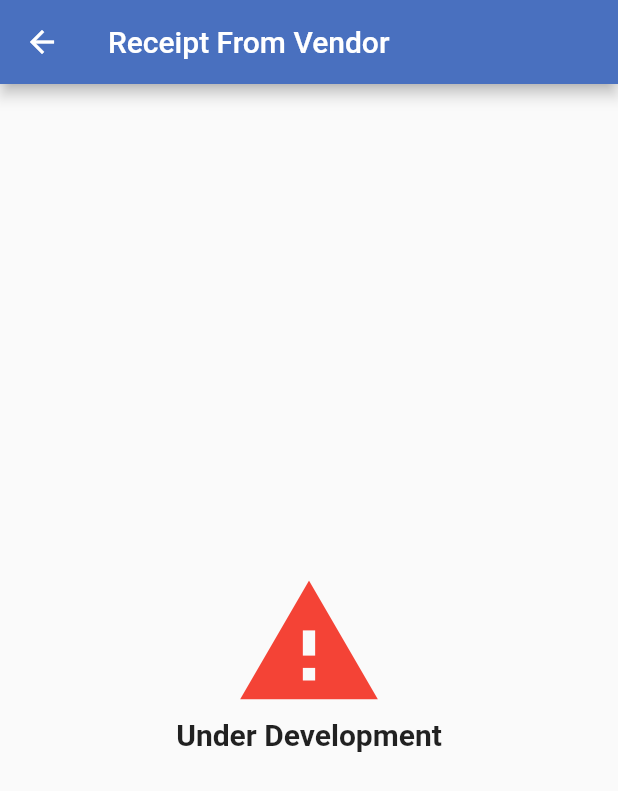
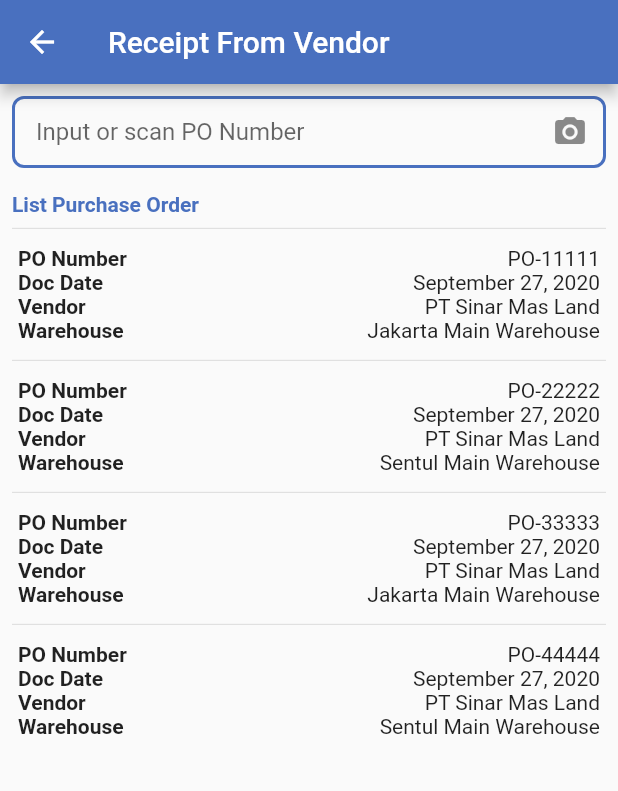
Before and after one commit to andrianprabowo/msi_app, a Flutter app: the ReceiptVendorScreen screen opened by its route, on a phone screen of 412 x 824 dp. Shown: the top 791 px of the screen. Run offline on Flutter 3.47's test engine with Material 2 defaults, Android fonts, the phone set to English and light mode, and no system bars.

Commit message:
create receipt vendor

```diff
--- /dev/null
+++ b/lib/models/purchase_order.dart
@@ -0,0 +1,77 @@
+import 'dart:convert';
+
+class PurchaseOrder {
+  final String poNumber;
+  final DateTime docDate;
+  final String vendor;
+  final String warehouse;
+  PurchaseOrder({
+    this.poNumber,
+    this.docDate,
+    this.vendor,
+    this.warehouse,
+  });
+
+  PurchaseOrder copyWith({
+    String poNumber,
+    DateTime docDate,
+    String vendor,
+    String warehouse,
+  }) {
+    return PurchaseOrder(
+      poNumber: poNumber ?? this.poNumber,
+      docDate: docDate ?? this.docDate,
+      vendor: vendor ?? this.vendor,
+      warehouse: warehouse ?? this.warehouse,
+    );
+  }
+
+  Map<String, dynamic> toMap() {
+    return {
+      'poNumber': poNumber,
+      'docDate': docDate?.millisecondsSinceEpoch,
+      'vendor': vendor,
+      'warehouse': warehouse,
+    };
+  }
+
+  factory PurchaseOrder.fromMap(Map<String, dynamic> map) {
+    if (map == null) return null;
+
+    return PurchaseOrder(
+      poNumber: map['poNumber'],
+      docDate: DateTime.fromMillisecondsSinceEpoch(map['docDate']),
+      vendor: map['vendor'],
+      warehouse: map['warehouse'],
+    );
+  }
+
+  String toJson() => json.encode(toMap());
+
+  factory PurchaseOrder.fromJson(String source) =>
+      PurchaseOrder.fromMap(json.decode(source));
+
+  @override
+  String toString() {
+    return 'PurchaseOrder(poNumber: $poNumber, docDate: $docDate, vendor: $vendor, warehouse: $warehouse)';
+  }
+
+  @override
+  bool operator ==(Object o) {
+    if (identical(this, o)) return true;
+
+    return o is PurchaseOrder &&
+        o.poNumber == poNumber &&
+        o.docDate == docDate &&
+        o.vendor == vendor &&
+        o.warehouse == warehouse;
+  }
+
+  @override
+  int get hashCode {
+    return poNumber.hashCode ^
+        docDate.hashCode ^
+        vendor.hashCode ^
+        warehouse.hashCode;
+  }
+}
--- /dev/null
+++ b/lib/screens/receipt_detail/receipt_detail_screen.dart
@@ -0,0 +1,14 @@
+import 'package:flutter/material.dart';
+
+class ReceiptDetailScreen extends StatelessWidget {
+  static const routeName = '/receipt_detail';
+
+  @override
+  Widget build(BuildContext context) {
+    return Scaffold(
+      appBar: AppBar(
+        title: Text('Receipt Detail'),
+      ),
+    );
+  }
+}
--- a/lib/screens/receipt_vendor/receipt_vendor_screen.dart
+++ b/lib/screens/receipt_vendor/receipt_vendor_screen.dart
@@ -1,7 +1,39 @@
 import 'package:flutter/material.dart';
+import 'package:msi_app/models/purchase_order.dart';
+import 'package:msi_app/screens/receipt_vendor/widgets/item_receipt.dart';
+import 'package:msi_app/utils/constants.dart';
+import 'package:msi_app/utils/size_config.dart';
 
 class ReceiptVendorScreen extends StatelessWidget {
   static const routeName = '/receipt_vendor';
+  final _scanInput = TextEditingController();
+
+  List<PurchaseOrder> items = [
+    PurchaseOrder(
+      poNumber: 'PO-11111',
+      docDate: DateTime.now(),
+      vendor: 'PT Sinar Mas Land',
+      warehouse: 'Jakarta Main Warehouse',
+    ),
+    PurchaseOrder(
+      poNumber: 'PO-22222',
+      docDate: DateTime.now(),
+      vendor: 'PT Sinar Mas Land',
+      warehouse: 'Sentul Main Warehouse',
+    ),
+    PurchaseOrder(
+      poNumber: 'PO-33333',
+      docDate: DateTime.now(),
+      vendor: 'PT Sinar Mas Land',
+      warehouse: 'Jakarta Main Warehouse',
+    ),
+    PurchaseOrder(
+      poNumber: 'PO-44444',
+      docDate: DateTime.now(),
+      vendor: 'PT Sinar Mas Land',
+      warehouse: 'Sentul Main Warehouse',
+    ),
+  ];
 
   @override
   Widget build(BuildContext context) {
@@ -9,23 +41,46 @@ class ReceiptVendorScreen extends StatelessWidget {
       appBar: AppBar(
         title: Text('Receipt From Vendor'),
       ),
-      body: Center(
+      body: Container(
+        width: double.infinity,
+        padding: const EdgeInsets.all(kMedium),
         child: Column(
+          crossAxisAlignment: CrossAxisAlignment.start,
           children: [
-            Spacer(),
-            Icon(
-              Icons.warning,
-              size: 100,
-              color: Colors.red,
+            TextFormField(
+              controller: _scanInput,
+              decoration: InputDecoration(
+                hintText: 'Input or scan PO Number',
+                suffixIcon: IconButton(
+                  icon: Icon(Icons.local_see),
+                  onPressed: () {
+                    _scanInput.text = 'PO-1234';
+                    FocusScope.of(context).unfocus();
+                  },
+                ),
+              ),
+            ),
+            SizedBox(
+              height: getProportionateScreenHeight(kLarge),
             ),
             Text(
-              'Under Development',
+              'List Purchase Order',
               style: TextStyle(
-                fontSize: 20,
                 fontWeight: FontWeight.bold,
+                color: kPrimaryColor,
               ),
             ),
-            Spacer(),
+            Divider(),
+            Expanded(
+              child: ListView.separated(
+                separatorBuilder: (_, index) => Divider(),
+                itemCount: items.length,
+                itemBuilder: (_, index) {
+                  Divider();
+                  return ItemReceipt(items[index]);
+                },
+              ),
+            ),
           ],
         ),
       ),
--- /dev/null
+++ b/lib/screens/receipt_vendor/widgets/item_receipt.dart
@@ -0,0 +1,50 @@
+import 'package:flutter/material.dart';
+import 'package:intl/intl.dart';
+import 'package:msi_app/models/purchase_order.dart';
+import 'package:msi_app/screens/receipt_detail/receipt_detail_screen.dart';
+import 'package:msi_app/utils/constants.dart';
+
+class ItemReceipt extends StatelessWidget {
+  final PurchaseOrder item;
+
+  const ItemReceipt(this.item);
+
+  String get dateString {
+    return DateFormat.yMMMMd().format(item.docDate);
+  }
+
+  @override
+  Widget build(BuildContext context) {
+    return InkWell(
+      onTap: () {
+        Navigator.of(context).pushNamed(ReceiptDetailScreen.routeName);
+      },
+      child: Container(
+        width: double.infinity,
+        padding: const EdgeInsets.all(kSmall),
+        child: Column(
+          crossAxisAlignment: CrossAxisAlignment.start,
+          children: [
+            buildRow('PO Number', item.poNumber),
+            buildRow('Doc Date', dateString),
+            buildRow('Vendor', item.vendor),
+            buildRow('Warehouse', item.warehouse),
+          ],
+        ),
+      ),
+    );
+  }
+
+  Row buildRow(String label, String value) {
+    return Row(
+      children: [
+        Text(
+          label,
+          style: TextStyle(fontWeight: FontWeight.bold),
+        ),
+        Spacer(),
+        Text(value)
+      ],
+    );
+  }
+}
--- a/lib/utils/routes.dart
+++ b/lib/utils/routes.dart
@@ -1,4 +1,4 @@
-import 'package:flutter/cupertino.dart';
+import 'package:flutter/material.dart';
 import 'package:msi_app/screens/home/home_screen.dart';
 import 'package:msi_app/screens/inbound/inbound_screen.dart';
 import 'package:msi_app/screens/inventory_dispatch/inventory_dispatch_screen.dart';
@@ -7,6 +7,7 @@ import 'package:msi_app/screens/outbound/outbound_screen.dart';
 import 'package:msi_app/screens/picker_pick/picker_pick_screen.dart';
 import 'package:msi_app/screens/production/production_screen.dart';
 import 'package:msi_app/screens/put_away/put_away_screen.dart';
+import 'package:msi_app/screens/receipt_detail/receipt_detail_screen.dart';
 import 'package:msi_app/screens/receipt_vendor/receipt_vendor_screen.dart';
 import 'package:msi_app/screens/return_outlet/return_outlet_screen.dart';
 import 'package:msi_app/screens/return_vendor/return_vendor_screen.dart';
@@ -31,4 +32,5 @@ final Map<String, WidgetBuilder> routes = {
   PickerPickScreen.routeName: (context) => PickerPickScreen(),
   InventoryDispatchScreen.routeName: (context) => InventoryDispatchScreen(),
   ReturnVendorScreen.routeName: (context) => ReturnVendorScreen(),
+  ReceiptDetailScreen.routeName: (context) => ReceiptDetailScreen(),
 };
--- a/pubspec.yaml
+++ b/pubspec.yaml
@@ -23,6 +23,7 @@ environment:
 dependencies:
   flutter:
     sdk: flutter
+  intl: ^0.16.1
 
 
   # The following adds the Cupertino Icons font to your application.
```
Also changed, not shown: pubspec.lock.
